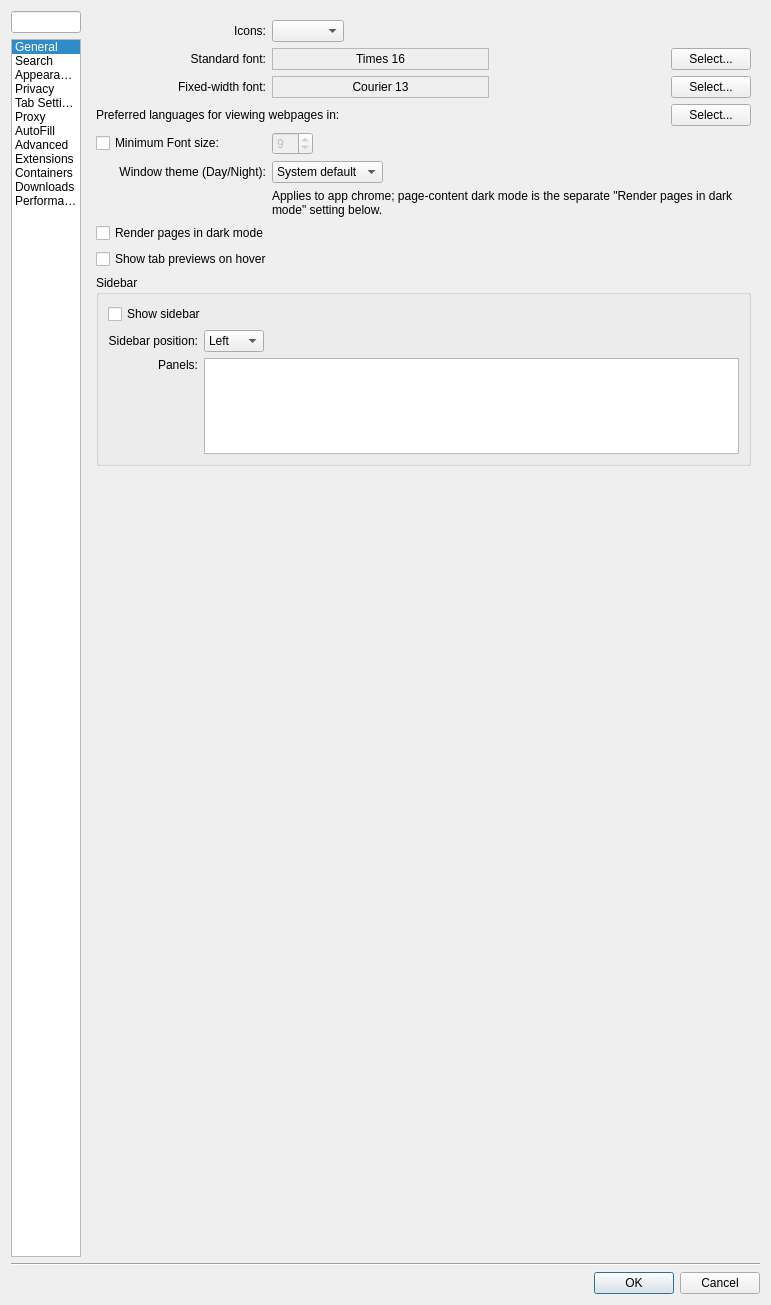
Old version of the form src/settings.ui in the repository IT-Space-2026/arktos.
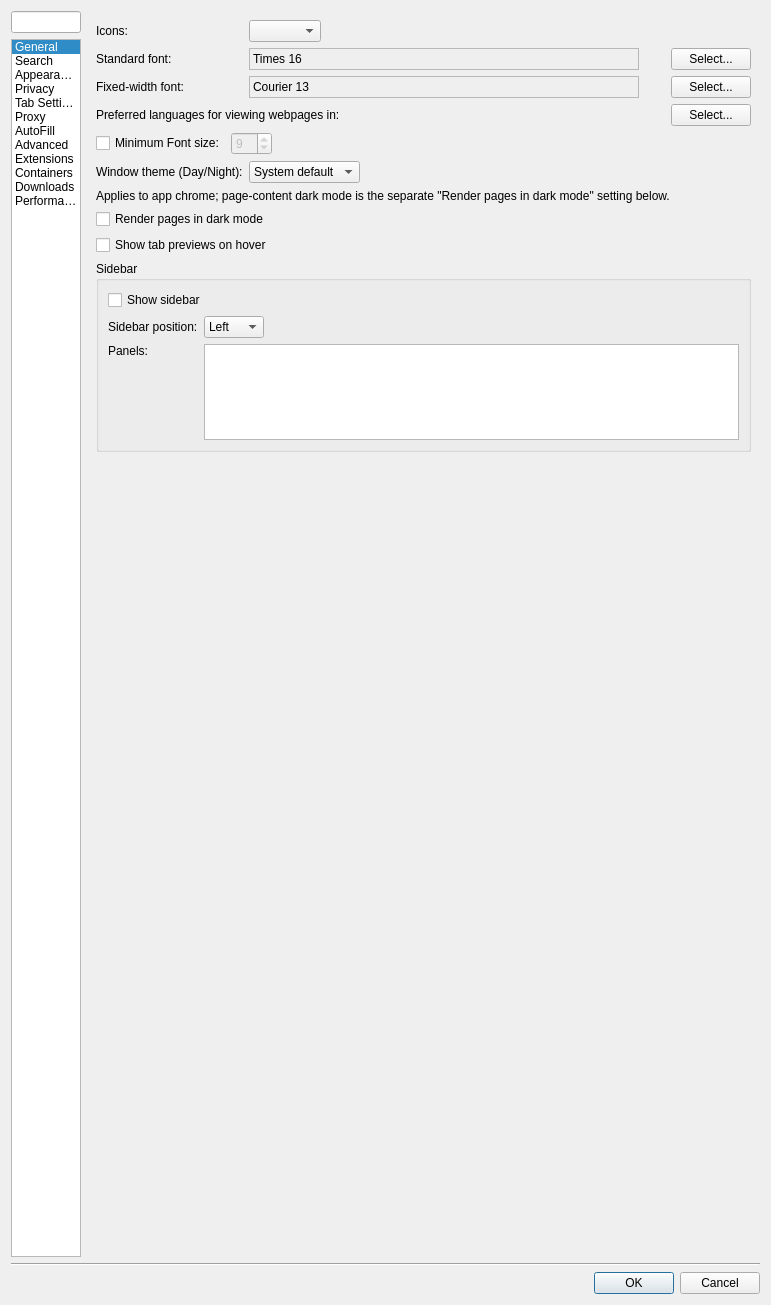
New version of the form. The open tabs and pages were chosen to show the change. Custom widgets are drawn as their Qt base class.

Commit message: PREFUI06: left-anchor Preferences Appearance/General page labels

Patch:
```diff
--- a/src/settings.ui
+++ b/src/settings.ui
@@ -1031,7 +1031,7 @@
           <string>Icons:</string>
          </property>
          <property name="alignment">
-          <set>Qt::AlignRight|Qt::AlignTrailing|Qt::AlignVCenter</set>
+          <set>Qt::AlignLeft|Qt::AlignVCenter</set>
          </property>
          <property name="buddy">
           <cstring>iconThemeCombo</cstring>
@@ -1060,7 +1060,7 @@
           <string>Standard font:</string>
          </property>
          <property name="alignment">
-          <set>Qt::AlignRight|Qt::AlignTrailing|Qt::AlignVCenter</set>
+          <set>Qt::AlignLeft|Qt::AlignVCenter</set>
          </property>
          <property name="buddy">
           <cstring>standardFontButton</cstring>
@@ -1082,7 +1082,7 @@
           <string notr="true">Times 16</string>
          </property>
          <property name="alignment">
-          <set>Qt::AlignCenter</set>
+          <set>Qt::AlignLeft|Qt::AlignVCenter</set>
          </property>
         </widget>
        </item>
@@ -1105,7 +1105,7 @@
           <string>Fixed-width font:</string>
          </property>
          <property name="alignment">
-          <set>Qt::AlignRight|Qt::AlignTrailing|Qt::AlignVCenter</set>
+          <set>Qt::AlignLeft|Qt::AlignVCenter</set>
          </property>
          <property name="buddy">
           <cstring>fixedFontButton</cstring>
@@ -1121,7 +1121,7 @@
           <string notr="true">Courier 13</string>
          </property>
          <property name="alignment">
-          <set>Qt::AlignCenter</set>
+          <set>Qt::AlignLeft|Qt::AlignVCenter</set>
          </property>
         </widget>
        </item>
@@ -1178,12 +1178,51 @@
          </item>
         </layout>
        </item>
-       <item row="4" column="0">
-        <widget class="QCheckBox" name="minimFontSizeCheckBox">
-         <property name="text">
-          <string>Minimum Font size:</string>
-         </property>
-        </widget>
+       <item row="4" column="0" colspan="5">
+        <layout class="QHBoxLayout" name="minFontRowLayout">
+         <item>
+          <widget class="QCheckBox" name="minimFontSizeCheckBox">
+           <property name="text">
+            <string>Minimum Font size:</string>
+           </property>
+          </widget>
+         </item>
+         <item>
+          <widget class="QSpinBox" name="minimumFontSizeSpinBox">
+           <property name="sizePolicy">
+            <sizepolicy hsizetype="Maximum" vsizetype="Fixed">
+             <horstretch>0</horstretch>
+             <verstretch>0</verstretch>
+            </sizepolicy>
+           </property>
+           <property name="enabled">
+            <bool>false</bool>
+           </property>
+           <property name="accessibleName">
+            <string>Minimum font size</string>
+           </property>
+           <property name="minimum">
+            <number>1</number>
+           </property>
+           <property name="value">
+            <number>9</number>
+           </property>
+          </widget>
+         </item>
+         <item>
+          <spacer name="minFontRowSpacer">
+           <property name="orientation">
+            <enum>Qt::Horizontal</enum>
+           </property>
+           <property name="sizeHint" stdset="0">
+            <size>
+             <width>40</width>
+             <height>20</height>
+            </size>
+           </property>
+          </spacer>
+         </item>
+        </layout>
        </item>
        <item row="5" column="0">
         <widget class="QLabel" name="themeLabel">
@@ -1191,7 +1230,7 @@
           <string>Window theme (Day/Night):</string>
          </property>
          <property name="alignment">
-          <set>Qt::AlignRight|Qt::AlignTrailing|Qt::AlignVCenter</set>
+          <set>Qt::AlignLeft|Qt::AlignVCenter</set>
          </property>
          <property name="buddy">
           <cstring>themeCombo</cstring>
@@ -1229,7 +1268,7 @@
          </item>
         </widget>
        </item>
-       <item row="6" column="1" colspan="4">
+       <item row="6" column="0" colspan="5">
         <widget class="QLabel" name="themeNoteLabel">
          <property name="text">
           <string>Applies to app chrome; page-content dark mode is the separate &quot;Render pages in dark mode&quot; setting below.</string>
@@ -1281,7 +1320,7 @@
              <string>Sidebar position:</string>
             </property>
             <property name="alignment">
-             <set>Qt::AlignRight|Qt::AlignTrailing|Qt::AlignVCenter</set>
+             <set>Qt::AlignLeft|Qt::AlignVCenter</set>
             </property>
             <property name="buddy">
              <cstring>sidebarDockArea</cstring>
@@ -1317,7 +1356,7 @@
              <string>Panels:</string>
             </property>
             <property name="alignment">
-             <set>Qt::AlignRight|Qt::AlignTrailing|Qt::AlignTop</set>
+             <set>Qt::AlignLeft|Qt::AlignTop</set>
             </property>
             <property name="buddy">
              <cstring>sidebarPanelsList</cstring>
@@ -1362,28 +1401,6 @@
          </property>
         </spacer>
        </item>
-       <item row="4" column="1">
-        <widget class="QSpinBox" name="minimumFontSizeSpinBox">
-         <property name="sizePolicy">
-          <sizepolicy hsizetype="Maximum" vsizetype="Fixed">
-           <horstretch>0</horstretch>
-           <verstretch>0</verstretch>
-          </sizepolicy>
-         </property>
-         <property name="enabled">
-          <bool>false</bool>
-         </property>
-         <property name="accessibleName">
-          <string>Minimum font size</string>
-         </property>
-         <property name="minimum">
-          <number>1</number>
-         </property>
-         <property name="value">
-          <number>9</number>
-         </property>
-        </widget>
-       </item>
       </layout>
      </widget>
      <widget class="QWidget" name="tab_2">
```
Left out of the diff: 6 changed lines with no effect on the pictures. The commit also changes 5 other files.
